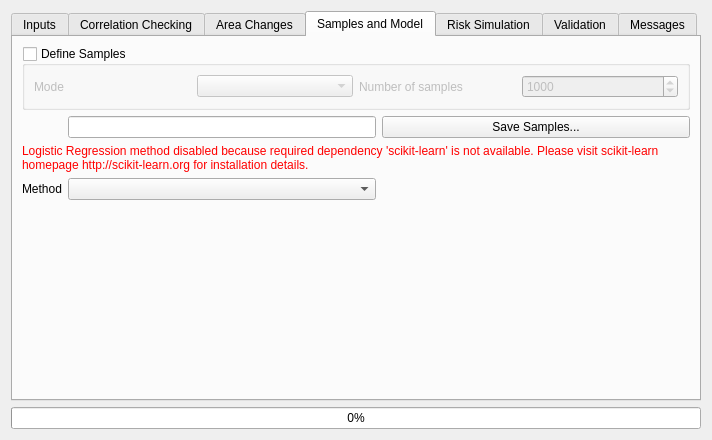
First picture: the form in ui/moluscedialogbase.ui, repository nextgis/qgis_molusce, before the edit.
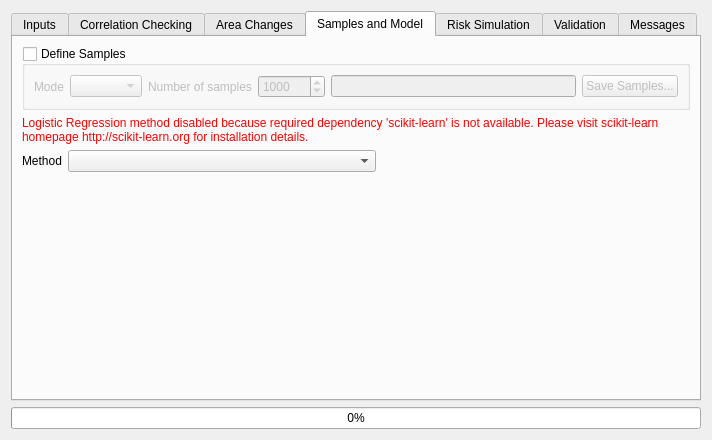
Second picture: the form after the edit. Custom widgets are drawn as their Qt base class.

Commit message: Move 'Save samples' button under the definition dialog

Diff of the .ui file:
```diff
--- a/ui/moluscedialogbase.ui
+++ b/ui/moluscedialogbase.ui
@@ -304,6 +304,16 @@
             </property>
            </widget>
           </item>
+          <item>
+           <widget class="QLineEdit" name="leValidationError"/>
+          </item>
+          <item>
+           <widget class="QPushButton" name="btnSelectSamples">
+            <property name="text">
+             <string>Save Samples...</string>
+            </property>
+           </widget>
+          </item>
          </layout>
         </widget>
        </item>
@@ -366,16 +376,6 @@
          </property>
         </widget>
        </item>
-       <item row="1" column="2">
-        <widget class="QPushButton" name="btnSelectSamples">
-         <property name="text">
-          <string>Save Samples...</string>
-         </property>
-        </widget>
-       </item>
-       <item row="1" column="1">
-        <widget class="QLineEdit" name="leValidationError"/>
-       </item>
       </layout>
      </widget>
      <widget class="QWidget" name="tabSimulation">
```
Left out of the diff: 14 changed lines with no effect on the pictures.
